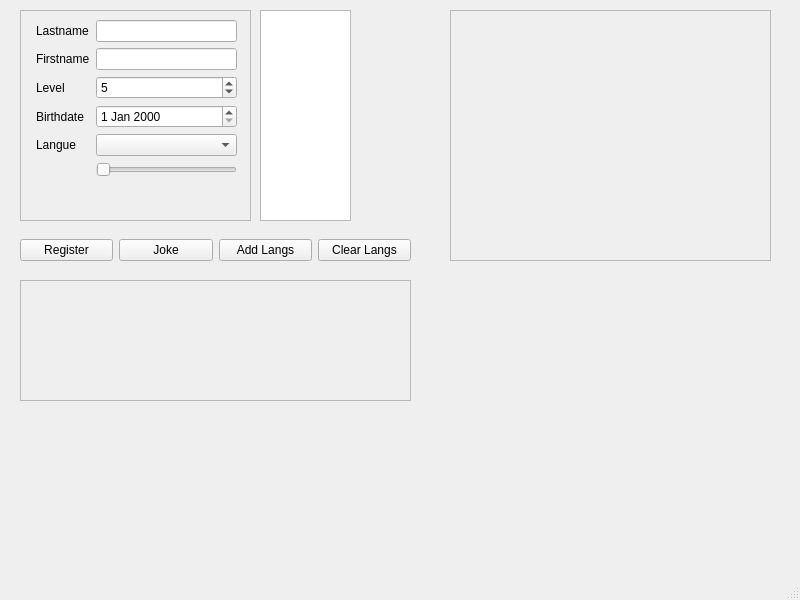
Qt form mainwindow.ui (matthcol/cppqt202301) before a commit.
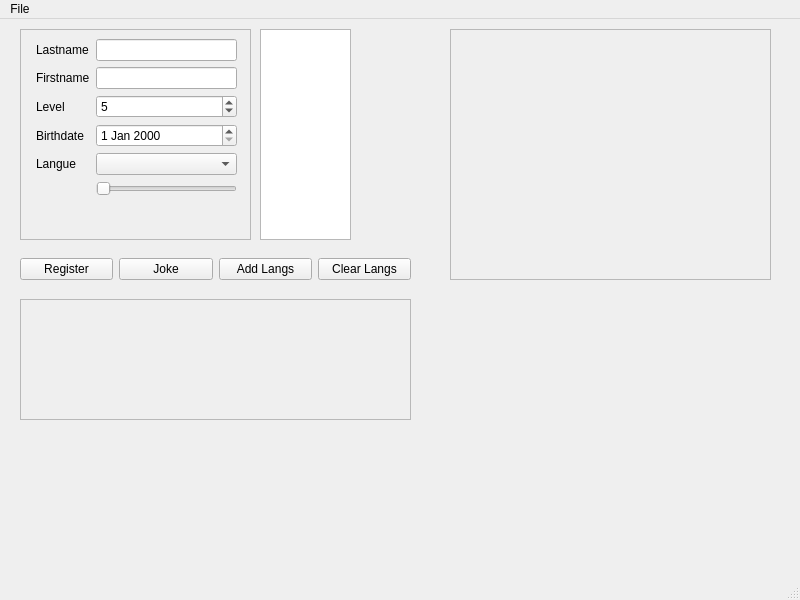
The same form after that commit. Custom widgets are drawn as their Qt base class.

Patch:
```diff
--- a/mainwindow.ui
+++ b/mainwindow.ui
@@ -198,6 +198,16 @@
      <height>21</height>
     </rect>
    </property>
+   <widget class="QMenu" name="menuFile">
+    <property name="title">
+     <string>File</string>
+    </property>
+    <addaction name="actionOpen"/>
+    <addaction name="actionSave"/>
+    <addaction name="actionQuit"/>
+    <addaction name="separator"/>
+   </widget>
+   <addaction name="menuFile"/>
   </widget>
   <widget class="QStatusBar" name="statusbar"/>
  </widget>
```
Left out of the diff: 24 changed lines with no effect on the pictures.
